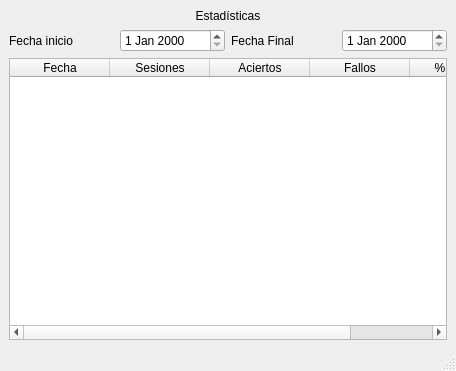
First picture: the form in mapa/stats.ui, repository jorgecanut/mapaIHM, before the edit.
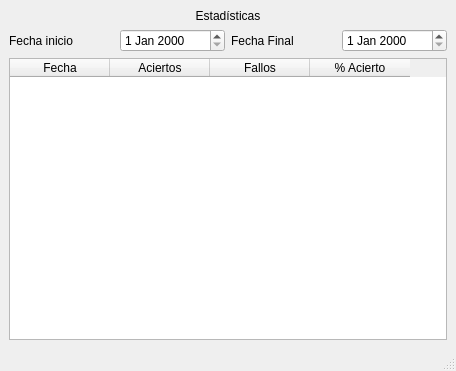
Second picture: the form after the edit.

Commit message: Finalizado funcionalidad de estadisticas

```diff
--- a/mapa/stats.ui
+++ b/mapa/stats.ui
@@ -52,18 +52,13 @@
     <item>
      <widget class="QTableWidget" name="tableWidget">
       <property name="columnCount">
-       <number>5</number>
+       <number>4</number>
       </property>
       <column>
        <property name="text">
         <string>Fecha</string>
        </property>
       </column>
-      <column>
-       <property name="text">
-        <string>Sesiones</string>
-       </property>
-      </column>
       <column>
        <property name="text">
         <string>Aciertos</string>
```
The commit also changes 1 other file.
